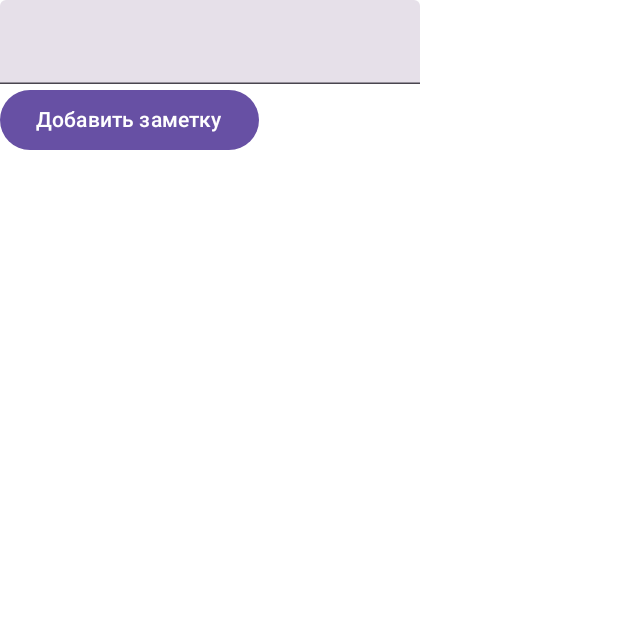
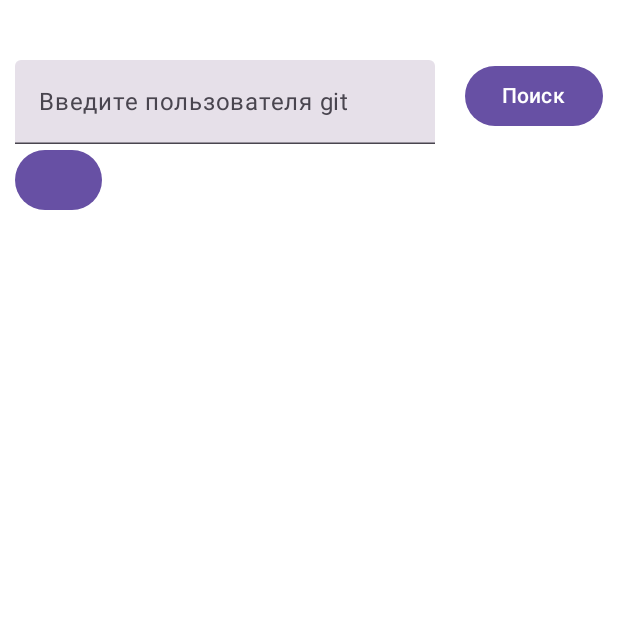
Before and after one commit to Intese-m9/GitHubParse, an Android app built with Jetpack Compose: the screen it shows after launch (ComposeExample before the commit, MainActivity after it), on a phone screen of 412 x 824 dp, the top half of it. Run offline under Robolectric (Android 15) with nearby library versions, the phone set to English and light mode, and no system bars; our stand-ins replace Dagger/Hilt's generated code, Room's generated code, livedata-compose.

```diff
--- a/app/src/main/AndroidManifest.xml
+++ b/app/src/main/AndroidManifest.xml
@@ -22,13 +22,10 @@
             android:name=".presentation.CallbackActivity"
             android:exported="false" />
         <activity
-            android:name=".presentation.GitHubActivity"
-            android:exported="false" />
-        <activity
             android:name=".presentation.DownloadRepositoryActivity"
             android:exported="false" />
         <activity
-            android:name=".Splash"
+            android:name=".MainActivity"
             android:exported="true">
             <intent-filter>
                 <action android:name="android.intent.action.MAIN" />
--- /dev/null
+++ b/app/src/main/java/com/example/githubparse/MainActivity.kt
@@ -0,0 +1,44 @@
+package com.example.githubparse
+
+import androidx.appcompat.app.AppCompatActivity
+import android.os.Bundle
+import androidx.activity.compose.setContent
+import androidx.activity.enableEdgeToEdge
+import androidx.activity.viewModels
+import androidx.compose.runtime.Composable
+import androidx.navigation.compose.NavHost
+import androidx.navigation.compose.composable
+import androidx.navigation.compose.rememberNavController
+import com.example.githubparse.presentation.screens.DownloadRepositoryScreen
+import com.example.githubparse.presentation.screens.GitHubScreen
+import com.example.githubparse.presentation.screens.SplashScreen
+import com.example.githubparse.presentation.viewmodel.ViewModelActivity
+import dagger.hilt.android.AndroidEntryPoint
+
+@AndroidEntryPoint
+class MainActivity : AppCompatActivity() {
+    override fun onCreate(savedInstanceState: Bundle?) {
+        super.onCreate(savedInstanceState)
+        val vm: ViewModelActivity by viewModels()
+        enableEdgeToEdge()
+        setContent {
+            GitApp(viewModelActivity = vm)
+        }
+    }
+}
+
+@Composable
+fun GitApp(viewModelActivity: ViewModelActivity) {
+    val navController = rememberNavController()
+    NavHost(navController = navController, startDestination = "splash") {
+        composable("splash") {
+            SplashScreen(navController = navController)
+        }
+        composable("gitHubActivity") {
+            GitHubScreen(navController = navController, viewModel = viewModelActivity)
+        }
+        composable("downloadGitActivity") {
+            DownloadRepositoryScreen(viewModel = viewModelActivity)
+        }
+    }
+}
--- a/app/src/main/java/com/example/githubparse/Splash.kt
+++ /dev/null
@@ -1,32 +0,0 @@
-package com.example.githubparse
-
-import android.content.Intent
-import androidx.appcompat.app.AppCompatActivity
-import android.os.Bundle
-import androidx.activity.compose.setContent
-import androidx.compose.foundation.layout.Box
-import androidx.compose.foundation.layout.fillMaxSize
-import androidx.compose.material3.Text
-import androidx.compose.ui.Alignment
-import androidx.compose.ui.Modifier
-import com.example.githubparse.presentation.ComposeExample
-import com.example.githubparse.presentation.GitHubActivity
-import kotlinx.coroutines.*
-
-class Splash : AppCompatActivity() {
-    private val activityScope = CoroutineScope(Dispatchers.Main)
-    override fun onCreate(savedInstanceState: Bundle?) {
-        super.onCreate(savedInstanceState)
-        setContent {
-            Box(modifier = Modifier.fillMaxSize()) {
-                Text(modifier = Modifier.align(Alignment.Center), text = "Splash")
-            }
-        }
-        activityScope.launch {
-            delay(3000)
-            val intent = Intent(this@Splash, ComposeExample::class.java)
-            startActivity(intent)
-            finish()
-        }
-    }
-}
--- a/app/src/main/java/com/example/githubparse/data/repository/RepositoryDataBase.kt
+++ b/app/src/main/java/com/example/githubparse/data/repository/RepositoryDataBase.kt
@@ -4,5 +4,5 @@ import android.content.Context
 import com.example.githubparse.data.room.GitUser
 
 interface RepositoryDataBase {
-    fun executeDataBase(context:Context):List<GitUser>
+   suspend fun executeDataBase(context:Context):List<GitUser>
 }
--- a/app/src/main/java/com/example/githubparse/data/repositoryImpl/RepositoryDataBaseImpl.kt
+++ b/app/src/main/java/com/example/githubparse/data/repositoryImpl/RepositoryDataBaseImpl.kt
@@ -10,7 +10,7 @@ import javax.inject.Inject
 
 class RepositoryDataBaseImpl @Inject constructor(): RepositoryDataBase {
     private lateinit var gitDao: GitDao
-    override fun executeDataBase(context: Context): List<GitUser> {
+    override suspend fun executeDataBase(context: Context): List<GitUser> {
         val db = Room.databaseBuilder(context, GitDatabase::class.java, "repository_database")
             .build()//создаем базу данных
         gitDao = db.GitDao()//получили экземпляр бд
--- a/app/src/main/java/com/example/githubparse/domain/adapter/adaptercalendar/CalendarAdapter.kt
+++ b/app/src/main/java/com/example/githubparse/domain/adapter/adaptercalendar/CalendarAdapter.kt
@@ -27,8 +27,6 @@ class CalendarAdapter: RecyclerView.Adapter<CalendarAdapter.CalendarViewHolder>(
             println(currentPosition)
             if (currentDate == currentPosition){
                 holder.binding.user.text = dataList[position].repo
-            }else{
-
             }
         }
     }
--- a/app/src/main/java/com/example/githubparse/domain/usecase/GetDataBaseGitUseCase.kt
+++ b/app/src/main/java/com/example/githubparse/domain/usecase/GetDataBaseGitUseCase.kt
@@ -2,12 +2,11 @@ package com.example.githubparse.domain.usecase
 
 import android.content.Context
 import com.example.githubparse.data.repository.RepositoryDataBase
-import com.example.githubparse.data.repositoryImpl.RepositoryDataBaseImpl
 import com.example.githubparse.data.room.GitUser
 import javax.inject.Inject
 
 class GetDataBaseGitUseCase @Inject constructor(private val apiRepositoryDataBase: RepositoryDataBase) {
-    fun getDownloadListGit(context: Context): List<GitUser> {
+    suspend fun getDownloadListGit(context: Context): List<GitUser> {
         return apiRepositoryDataBase.executeDataBase(context)
     }
 }
--- /dev/null
+++ b/app/src/main/java/com/example/githubparse/presentation/screens/GitHubScreen.kt
@@ -0,0 +1,142 @@
+package com.example.githubparse.presentation.screens
+
+import android.content.Context
+import android.widget.Toast
+import androidx.compose.foundation.clickable
+import androidx.compose.foundation.layout.Box
+import androidx.compose.foundation.layout.Column
+import androidx.compose.foundation.layout.Row
+import androidx.compose.foundation.layout.fillMaxSize
+import androidx.compose.foundation.layout.fillMaxWidth
+import androidx.compose.foundation.layout.padding
+import androidx.compose.foundation.layout.wrapContentSize
+import androidx.compose.foundation.lazy.LazyColumn
+import androidx.compose.foundation.lazy.items
+import androidx.compose.material3.Button
+import androidx.compose.material3.CircularProgressIndicator
+import androidx.compose.material3.Text
+import androidx.compose.material3.TextField
+import androidx.compose.runtime.Composable
+import androidx.compose.runtime.getValue
+import androidx.compose.runtime.livedata.observeAsState
+import androidx.compose.runtime.mutableStateOf
+import androidx.compose.runtime.remember
+import androidx.compose.runtime.setValue
+import androidx.compose.ui.Alignment
+import androidx.compose.ui.Modifier
+import androidx.compose.ui.platform.LocalContext
+import androidx.compose.ui.text.input.TextFieldValue
+import androidx.compose.ui.unit.dp
+import androidx.navigation.NavController
+import com.example.githubparse.checkerror.ResponseResult
+import com.example.githubparse.domain.usecase.Dialog
+import com.example.githubparse.presentation.viewmodel.ViewModelActivity
+
+
+@Composable
+fun GitHubScreen(navController: NavController, viewModel: ViewModelActivity) {
+    GitHub(navController = navController, viewModel = viewModel)
+}
+
+
+@Composable
+fun GitHub(
+    navController: NavController,
+    viewModel: ViewModelActivity,
+    modifier: Modifier = Modifier
+) {
+    val context = LocalContext.current
+    Column(modifier = modifier.padding(10.dp)) {
+        ToolbarComponent(viewModel = viewModel)
+        GitNameLazyColumn(
+            viewModel = viewModel,
+            modifier = modifier,
+            context = context
+        ) { name, fullName ->
+            Dialog().openDialog(context = context, name, fullName)
+        }
+
+        Button(
+            modifier = modifier,
+            onClick = {
+                navController.navigate("downloadGitActivity")
+            }) {}
+    }
+}
+
+@Composable
+fun ToolbarComponent(viewModel: ViewModelActivity, modifier: Modifier = Modifier) {
+    var text by remember { mutableStateOf(TextFieldValue("")) }
+
+    Row(
+        modifier = modifier.padding(top = 30.dp) // Применяем отступ только к Row
+    ) {
+        TextField(
+            modifier = Modifier.padding(end = 20.dp), // Отступ для TextField
+            value = text,
+            placeholder = { Text(text = "Введите пользователя git") },
+            onValueChange = { newText -> text = newText }
+        )
+
+        Button(
+            modifier = Modifier.fillMaxWidth(), // Если нужно, чтобы Button занимал всю ширину
+            onClick = {
+                val userName: String = text.text // Получаем текст из TextField
+                viewModel.loadGitHubList(userName) // Передаем значение во ViewModel
+            }
+        ) {
+            Text(text = "Поиск", modifier = Modifier.wrapContentSize())
+        }
+    }
+}
+
+@Composable
+fun GitNameLazyColumn(
+    viewModel: ViewModelActivity,
+    modifier: Modifier = Modifier,
+    context: Context,
+    onItemClick: (String, String) -> Unit
+) {
+    val responseResult = viewModel.gitHubList.observeAsState()
+    when (val result = responseResult.value) {
+        is ResponseResult.Success -> {
+            LazyColumn {
+                items(result.data ?: emptyList()) { item ->
+                    Text(
+                        text = item.full_name,
+                        modifier = modifier.clickable {
+                            onItemClick(item.name, item.full_name)
+                        }
+                    )
+                }
+            }
+        }
+
+        is ResponseResult.Error -> {
+            Toast.makeText(context, "Ошибка: ${result.message}", Toast.LENGTH_LONG).show()
+        }
+
+        is ResponseResult.Loading -> {
+            CenteredLoadingIndicator()
+            Toast.makeText(context, "Данные загружаются", Toast.LENGTH_LONG).show()
+        }
+
+        null -> {
+            Toast.makeText(context, "Данные отсутствуют", Toast.LENGTH_LONG).show()
+        }
+
+    }
+
+}
+
+@Composable
+fun CenteredLoadingIndicator() {
+    Box(
+        modifier = Modifier
+            .fillMaxSize() // Заполняем весь доступный размер
+    ) {
+        CircularProgressIndicator(
+            modifier = Modifier.align(Alignment.Center) // Центрируем индикатор
+        )
+    }
+}
--- /dev/null
+++ b/app/src/main/java/com/example/githubparse/presentation/screens/SplashScreen.kt
@@ -0,0 +1,37 @@
+package com.example.githubparse.presentation.screens
+
+import androidx.compose.foundation.layout.Arrangement
+import androidx.compose.foundation.layout.Column
+import androidx.compose.foundation.layout.fillMaxSize
+import androidx.compose.material3.Text
+import androidx.compose.runtime.Composable
+import androidx.compose.runtime.LaunchedEffect
+import androidx.compose.ui.Alignment
+import androidx.compose.ui.Modifier
+import androidx.compose.ui.graphics.Color
+import androidx.navigation.NavController
+import kotlinx.coroutines.delay
+
+@Composable
+fun SplashScreen(navController: NavController) {
+    LaunchedEffect(key1 = Unit) {
+        delay(3000)
+        navController.navigate("gitHubActivity")
+    }
+    Column(
+        modifier = Modifier.fillMaxSize(),
+        verticalArrangement = Arrangement.Center,
+        horizontalAlignment = Alignment.CenterHorizontally
+    ) {
+        Splash()
+    }
+}
+
+
+@Composable
+fun Splash() {
+    Text(
+        color = Color.Black,
+        text = "Hello"
+    )
+}
--- a/app/src/main/res/layout/activity_spash.xml
+++ b/app/src/main/res/layout/activity_spash.xml
@@ -4,7 +4,7 @@
     xmlns:tools="http://schemas.android.com/tools"
     android:layout_width="match_parent"
     android:layout_height="match_parent"
-    tools:context=".Splash">
+    tools:context=".MainActivity">
 
     <TextView
         android:layout_width="145dp"
```
Also changed, not shown: app/src/main/java/com/example/githubparse/presentation/DownloadRepositoryActivity.kt (+4 -4 lines), app/src/main/java/com/example/githubparse/presentation/GitHubActivity.kt (deleted, +0 -135 lines), app/src/main/java/com/example/githubparse/presentation/screens/DownloadRepositoryScreen.kt (added, +107 -0 lines), app/src/main/java/com/example/githubparse/presentation/viewmodel/ViewModelActivity.kt (+5 -5 lines).
